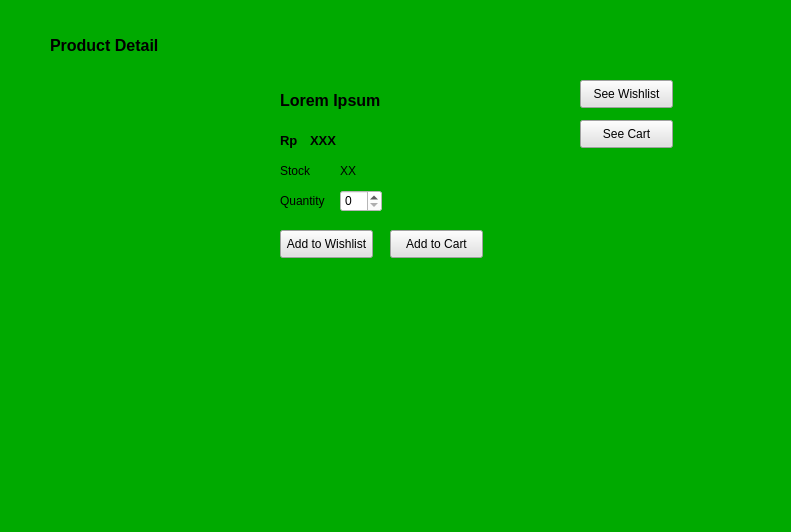
Above: product-detail.ui from bharata101/bosbuy before the change. Below: the same form after it.
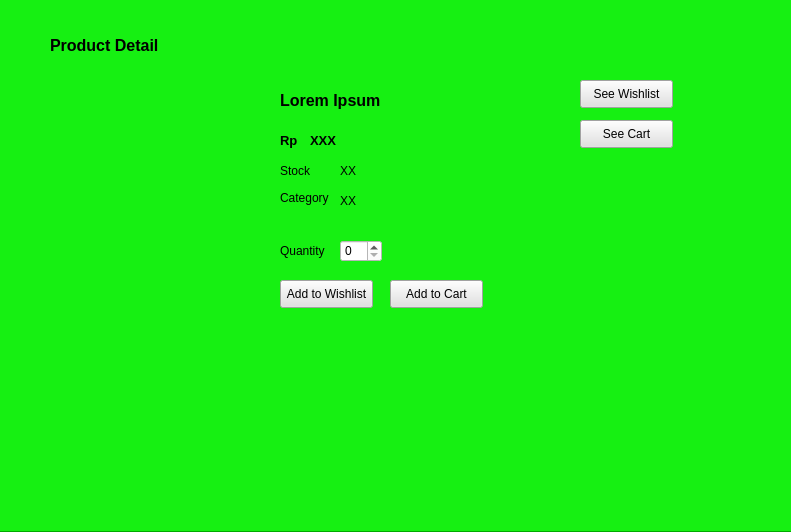
That is the form after the change. Icons and pictures are not drawn.

What changed in the file:
```diff
--- a/product-detail.ui
+++ b/product-detail.ui
@@ -12,93 +12,9 @@
   </property>
   <property name="palette">
    <palette>
-    <active>
-     <colorrole role="Button">
-      <brush brushstyle="SolidPattern">
-       <color alpha="255">
-        <red>0</red>
-        <green>170</green>
-        <blue>0</blue>
-       </color>
-      </brush>
-     </colorrole>
-     <colorrole role="Base">
-      <brush brushstyle="SolidPattern">
-       <color alpha="255">
-        <red>0</red>
-        <green>170</green>
-        <blue>0</blue>
-       </color>
-      </brush>
-     </colorrole>
-     <colorrole role="Window">
-      <brush brushstyle="SolidPattern">
-       <color alpha="255">
-        <red>0</red>
-        <green>170</green>
-        <blue>0</blue>
-       </color>
-      </brush>
-     </colorrole>
-    </active>
-    <inactive>
-     <colorrole role="Button">
-      <brush brushstyle="SolidPattern">
-       <color alpha="255">
-        <red>0</red>
-        <green>170</green>
-        <blue>0</blue>
-       </color>
-      </brush>
-     </colorrole>
-     <colorrole role="Base">
-      <brush brushstyle="SolidPattern">
-       <color alpha="255">
-        <red>0</red>
-        <green>170</green>
-        <blue>0</blue>
-       </color>
-      </brush>
-     </colorrole>
-     <colorrole role="Window">
-      <brush brushstyle="SolidPattern">
-       <color alpha="255">
-        <red>0</red>
-        <green>170</green>
-        <blue>0</blue>
-       </color>
-      </brush>
-     </colorrole>
-    </inactive>
-    <disabled>
-     <colorrole role="Button">
-      <brush brushstyle="SolidPattern">
-       <color alpha="255">
-        <red>0</red>
-        <green>170</green>
-        <blue>0</blue>
-       </color>
-      </brush>
-     </colorrole>
-     <colorrole role="Base">
-      <brush brushstyle="SolidPattern">
-       <color alpha="255">
-        <red>0</red>
-        <green>170</green>
-        <blue>0</blue>
-       </color>
-      </brush>
-     </colorrole>
-     <colorrole role="Window">
-      <brush brushstyle="SolidPattern">
-       <color alpha="255">
-        <red>0</red>
-        <green>170</green>
-        <blue>0</blue>
-       </color>
-      </brush>
-     </colorrole>
-    </disabled>
+    <active/>
+    <inactive/>
+    <disabled/>
    </palette>
   </property>
   <property name="windowTitle">
@@ -116,6 +32,9 @@
      <height>531</height>
     </rect>
    </property>
+   <property name="styleSheet">
+    <string notr="true">background-color: rgb(22, 240, 18);</string>
+   </property>
    <widget class="QLabel" name="productName">
     <property name="geometry">
      <rect>
@@ -128,7 +47,6 @@
     <property name="font">
      <font>
       <pointsize>12</pointsize>
-      <weight>75</weight>
       <bold>true</bold>
      </font>
     </property>
@@ -140,7 +58,7 @@
     <property name="geometry">
      <rect>
       <x>340</x>
-      <y>190</y>
+      <y>240</y>
       <width>42</width>
       <height>22</height>
      </rect>
@@ -153,7 +71,7 @@
     <property name="geometry">
      <rect>
       <x>280</x>
-      <y>230</y>
+      <y>280</y>
       <width>93</width>
       <height>28</height>
      </rect>
@@ -177,7 +95,6 @@
     <property name="font">
      <font>
       <pointsize>10</pointsize>
-      <weight>75</weight>
       <bold>true</bold>
      </font>
     </property>
@@ -197,7 +114,6 @@
     <property name="font">
      <font>
       <pointsize>12</pointsize>
-      <weight>75</weight>
       <bold>true</bold>
      </font>
     </property>
@@ -205,30 +121,11 @@
      <string>Product Detail</string>
     </property>
    </widget>
-   <widget class="QLabel" name="productPhoto">
-    <property name="geometry">
-     <rect>
-      <x>50</x>
-      <y>80</y>
-      <width>171</width>
-      <height>171</height>
-     </rect>
-    </property>
-    <property name="text">
-     <string/>
-    </property>
-    <property name="pixmap">
-     <pixmap>../../Pictures/HMIF.png</pixmap>
-    </property>
-    <property name="scaledContents">
-     <bool>true</bool>
-    </property>
-   </widget>
    <widget class="QPushButton" name="addToCart">
     <property name="geometry">
      <rect>
       <x>390</x>
-      <y>230</y>
+      <y>280</y>
       <width>93</width>
       <height>28</height>
      </rect>
@@ -244,7 +141,7 @@
     <property name="geometry">
      <rect>
       <x>280</x>
-      <y>190</y>
+      <y>240</y>
       <width>51</width>
       <height>21</height>
      </rect>
@@ -300,7 +197,6 @@
     <property name="font">
      <font>
       <pointsize>10</pointsize>
-      <weight>75</weight>
       <bold>true</bold>
      </font>
     </property>
@@ -340,6 +236,35 @@
      <set>Qt::AlignLeading|Qt::AlignLeft|Qt::AlignVCenter</set>
     </property>
    </widget>
+   <widget class="QLabel" name="category">
+    <property name="geometry">
+     <rect>
+      <x>280</x>
+      <y>190</y>
+      <width>49</width>
+      <height>16</height>
+     </rect>
+    </property>
+    <property name="text">
+     <string>Category</string>
+    </property>
+   </widget>
+   <widget class="QLabel" name="category_name">
+    <property name="geometry">
+     <rect>
+      <x>340</x>
+      <y>190</y>
+      <width>51</width>
+      <height>21</height>
+     </rect>
+    </property>
+    <property name="text">
+     <string>XX</string>
+    </property>
+    <property name="alignment">
+     <set>Qt::AlignLeading|Qt::AlignLeft|Qt::AlignVCenter</set>
+    </property>
+   </widget>
    <zorder>productName</zorder>
    <zorder>addToWishlist</zorder>
    <zorder>labelRP</zorder>
```
Left out of the diff: 3 changed lines with no effect on the pictures.
